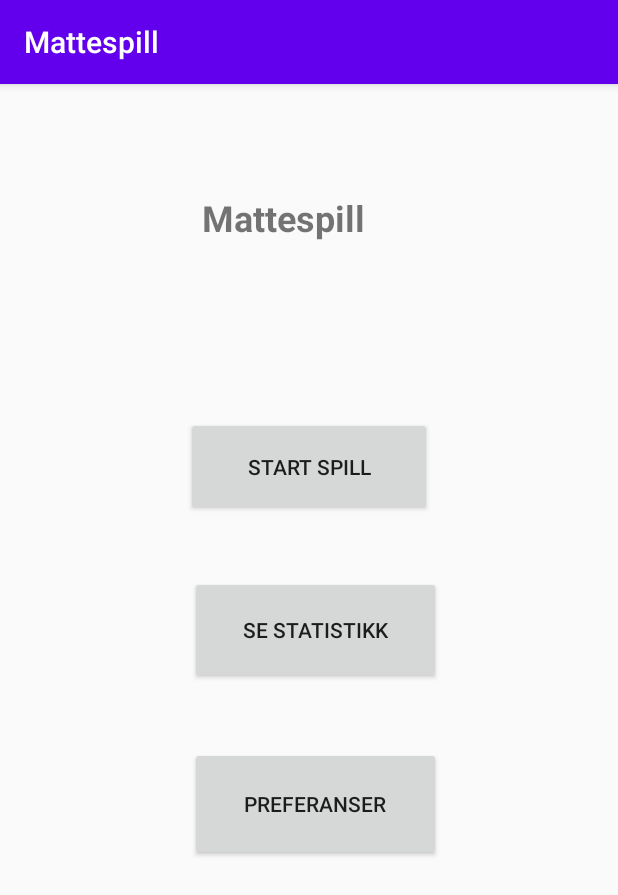
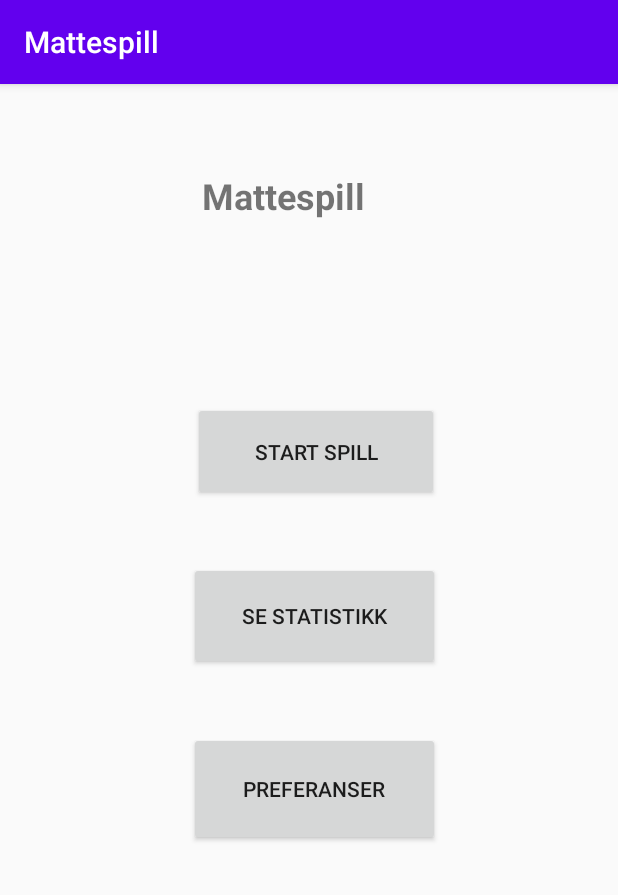
Before and after one commit to synneangell/Android-Mattespill, an Android app: the screen it shows after launch (MainActivity), on a phone screen of 412 x 824 dp. Shown: the top 895 px of the screen. Run offline under Robolectric (Android 15) with nearby library versions, the phone set to English and light mode, and no system bars.

Commit message:
Forandret bare på størrelsen til telefonen slik at den passer til Nexus og ikke Pixel (i layout)

```diff
--- a/app/src/main/res/layout/activity_main.xml
+++ b/app/src/main/res/layout/activity_main.xml
@@ -22,8 +22,10 @@
         android:textStyle="bold"
         app:layout_constraintBottom_toBottomOf="parent"
         app:layout_constraintEnd_toEndOf="parent"
+        app:layout_constraintHorizontal_bias="0.571"
         app:layout_constraintStart_toStartOf="parent"
-        app:layout_constraintTop_toTopOf="parent" />
+        app:layout_constraintTop_toTopOf="parent"
+        app:layout_constraintVertical_bias="0.101" />
 
     <Button
         android:id="@+id/startSpill"
@@ -35,8 +37,10 @@
         android:text="@string/startSpill"
         app:layout_constraintBottom_toBottomOf="parent"
         app:layout_constraintEnd_toEndOf="parent"
+        app:layout_constraintHorizontal_bias="0.519"
         app:layout_constraintStart_toStartOf="parent"
-        app:layout_constraintTop_toTopOf="parent" />
+        app:layout_constraintTop_toTopOf="parent"
+        app:layout_constraintVertical_bias="0.237" />
 
     <Button
         android:id="@+id/seStatistikk"
@@ -51,8 +55,10 @@
         android:text="@string/seStatistikk"
         app:layout_constraintBottom_toBottomOf="parent"
         app:layout_constraintEnd_toEndOf="parent"
+        app:layout_constraintHorizontal_bias="0.494"
         app:layout_constraintStart_toStartOf="parent"
-        app:layout_constraintTop_toTopOf="parent" />
+        app:layout_constraintTop_toTopOf="parent"
+        app:layout_constraintVertical_bias="0.252" />
 
     <Button
         android:id="@+id/preferanser"
@@ -67,6 +73,8 @@
         android:text="@string/preferanser"
         app:layout_constraintBottom_toBottomOf="parent"
         app:layout_constraintEnd_toEndOf="parent"
+        app:layout_constraintHorizontal_bias="0.494"
         app:layout_constraintStart_toStartOf="parent"
-        app:layout_constraintTop_toTopOf="parent" />
+        app:layout_constraintTop_toTopOf="parent"
+        app:layout_constraintVertical_bias="0.232" />
 </androidx.constraintlayout.widget.ConstraintLayout>
```
